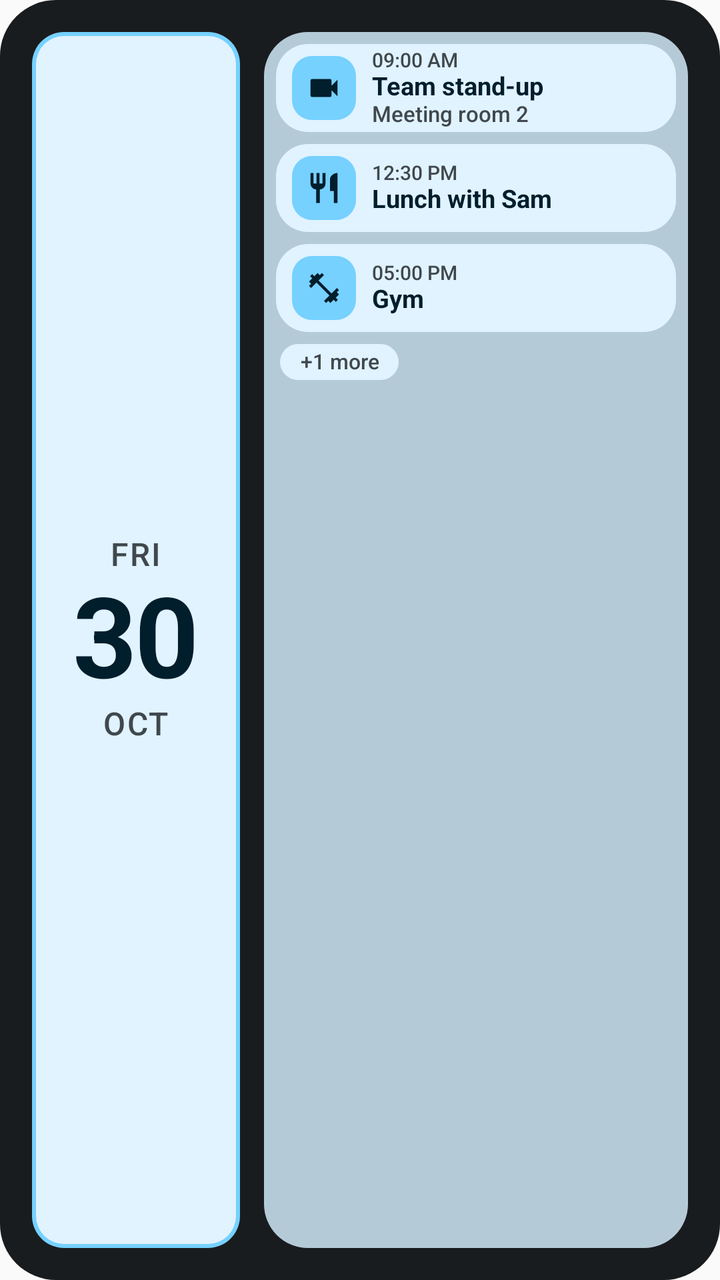
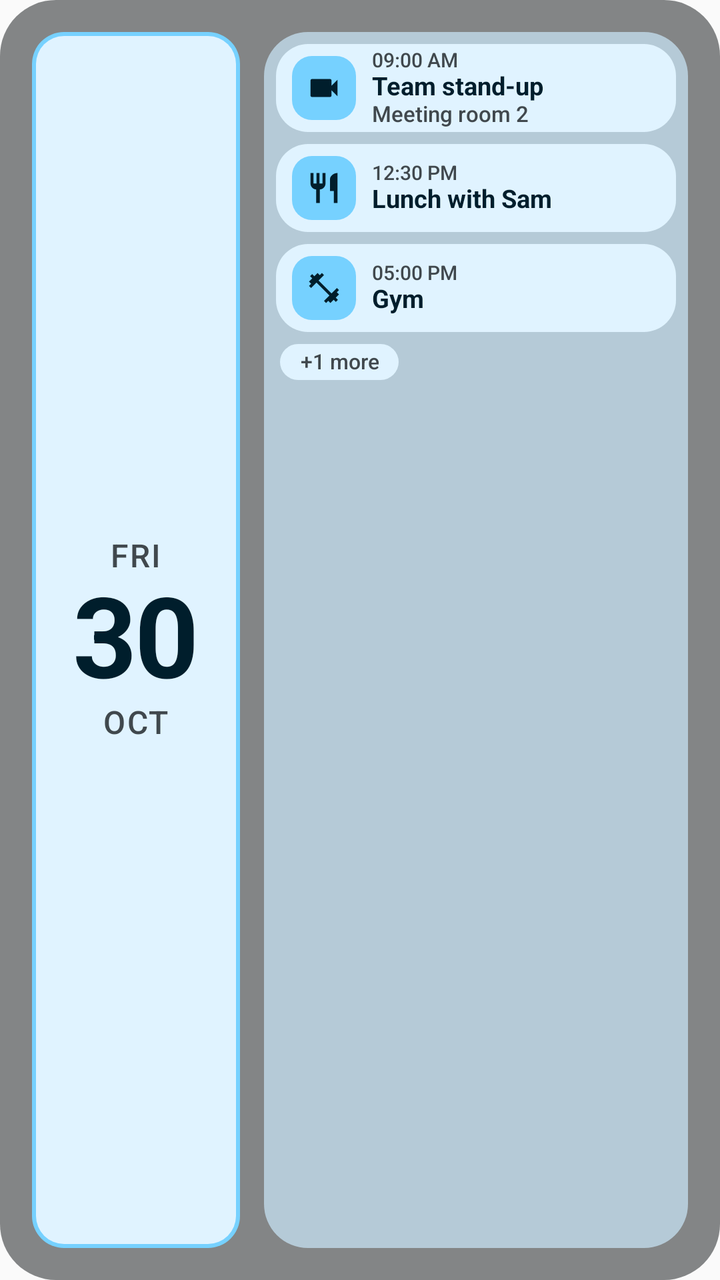

Before-and-after screenshots of an Android layout around one commit, followed by the original layout XML and the change that was made.
<!-- AndroidManifest.xml: application theme Theme.WidgetsPlus -->
<!-- res/layout/widget_agenda_preview.xml -->
<?xml version="1.0" encoding="utf-8"?>
<FrameLayout xmlns:android="http://schemas.android.com/apk/res/android"
    xmlns:tools="http://schemas.android.com/tools"
    android:layout_width="match_parent"
    android:layout_height="match_parent"
    tools:ignore="UseAppTint,UnusedAttribute">

    <ImageView android:layout_width="match_parent" android:layout_height="match_parent" android:contentDescription="@null" android:scaleType="fitXY" android:src="@drawable/agenda_shape_plate" android:tint="@color/agenda_plate_solid" />

    <LinearLayout
        android:layout_width="match_parent"
        android:layout_height="match_parent"
        android:baselineAligned="false"
        android:orientation="horizontal"
        android:padding="16dp">

        <FrameLayout
            android:layout_width="104dp"
            android:layout_height="match_parent">
            <ImageView android:layout_width="match_parent" android:layout_height="match_parent" android:contentDescription="@null" android:scaleType="fitXY" android:src="@drawable/agenda_shape_card" android:tint="@color/agenda_accent" />
            <ImageView android:layout_width="match_parent" android:layout_height="match_parent" android:layout_margin="2dp" android:contentDescription="@null" android:scaleType="fitXY" android:src="@drawable/agenda_shape_card_inner" android:tint="@color/agenda_card" />
            <LinearLayout android:layout_width="match_parent" android:layout_height="match_parent" android:gravity="center" android:orientation="vertical" android:paddingStart="6dp" android:paddingTop="10dp" android:paddingEnd="6dp" android:paddingBottom="10dp">
                <TextView android:layout_width="wrap_content" android:layout_height="wrap_content" android:fontFamily="google-sans" android:textFontWeight="500" android:letterSpacing="0.05" android:textAllCaps="true" android:textSize="16sp" android:text="@string/preview_dow" android:textColor="@color/agenda_on_card_var" android:includeFontPadding="false" android:elegantTextHeight="false" android:fallbackLineSpacing="false" />
                <TextView android:layout_width="wrap_content" android:layout_height="wrap_content" android:fontFamily="google-sans" android:textFontWeight="700" android:textStyle="bold" android:letterSpacing="-0.02" android:textAllCaps="true" android:textSize="56sp" android:text="@string/preview_day" android:textColor="@color/agenda_on_card" android:includeFontPadding="false" android:elegantTextHeight="false" android:fallbackLineSpacing="false" />
                <TextView android:layout_width="wrap_content" android:layout_height="wrap_content" android:fontFamily="google-sans" android:textFontWeight="500" android:letterSpacing="0.05" android:textAllCaps="true" android:textSize="16sp" android:text="@string/preview_mon" android:textColor="@color/agenda_on_card_var" android:includeFontPadding="false" android:elegantTextHeight="false" android:fallbackLineSpacing="false" />
            </LinearLayout>
        </FrameLayout>

        <FrameLayout
            android:layout_width="0dp"
            android:layout_height="match_parent"
            android:layout_marginStart="12dp"
            android:layout_weight="1">
            <ImageView android:layout_width="match_parent" android:layout_height="match_parent" android:contentDescription="@null" android:scaleType="fitXY" android:src="@drawable/agenda_shape_group" android:tint="@color/agenda_group" />
            <LinearLayout android:layout_width="match_parent" android:layout_height="match_parent" android:orientation="vertical" android:padding="6dp">

                <FrameLayout android:layout_width="match_parent" android:layout_height="44dp" android:layout_marginTop="0dp">
                    <ImageView android:layout_width="match_parent" android:layout_height="match_parent" android:contentDescription="@null" android:scaleType="fitXY" android:src="@drawable/agenda_shape_card" android:tint="@color/agenda_card" />
                    <LinearLayout android:layout_width="match_parent" android:layout_height="match_parent" android:gravity="center_vertical" android:orientation="horizontal" android:paddingStart="8dp" android:paddingEnd="8dp">
                        <FrameLayout android:layout_width="32dp" android:layout_height="32dp">
                            <ImageView android:layout_width="match_parent" android:layout_height="match_parent" android:contentDescription="@null" android:scaleType="fitXY" android:src="@drawable/agenda_shape_badge" android:tint="@color/agenda_badge" />
                            <ImageView android:layout_width="18dp" android:layout_height="18dp" android:layout_gravity="center" android:contentDescription="@null" android:src="@drawable/ic_agenda_videocam" android:tint="@color/agenda_on_card" />
                        </FrameLayout>
                        <LinearLayout android:layout_width="0dp" android:layout_height="wrap_content" android:layout_marginStart="8dp" android:layout_weight="1" android:orientation="vertical">
                            <TextView android:layout_width="match_parent" android:layout_height="wrap_content" android:fontFamily="google-sans-text" android:textFontWeight="500" android:textSize="10sp" android:maxLines="1" android:text="@string/preview_when_1" android:textColor="@color/agenda_on_card_var" android:includeFontPadding="false" android:elegantTextHeight="false" android:fallbackLineSpacing="false" />
                            <TextView android:layout_width="match_parent" android:layout_height="wrap_content" android:fontFamily="google-sans-text" android:textFontWeight="700" android:textStyle="bold" android:textSize="12.5sp" android:maxLines="1" android:ellipsize="end" android:text="@string/preview_title_1" android:textColor="@color/agenda_on_card" android:includeFontPadding="false" android:elegantTextHeight="false" android:fallbackLineSpacing="false" />
                            <TextView android:layout_width="match_parent" android:layout_height="wrap_content" android:fontFamily="google-sans-text" android:textFontWeight="500" android:textSize="11sp" android:maxLines="1" android:ellipsize="end" android:text="@string/preview_loc_1" android:textColor="@color/agenda_on_card_var" android:includeFontPadding="false" android:elegantTextHeight="false" android:fallbackLineSpacing="false" />
                        </LinearLayout>
                    </LinearLayout>
                </FrameLayout>

                <FrameLayout android:layout_width="match_parent" android:layout_height="44dp" android:layout_marginTop="6dp">
                    <ImageView android:layout_width="match_parent" android:layout_height="match_parent" android:contentDescription="@null" android:scaleType="fitXY" android:src="@drawable/agenda_shape_card" android:tint="@color/agenda_card" />
                    <LinearLayout android:layout_width="match_parent" android:layout_height="match_parent" android:gravity="center_vertical" android:orientation="horizontal" android:paddingStart="8dp" android:paddingEnd="8dp">
                        <FrameLayout android:layout_width="32dp" android:layout_height="32dp">
                            <ImageView android:layout_width="match_parent" android:layout_height="match_parent" android:contentDescription="@null" android:scaleType="fitXY" android:src="@drawable/agenda_shape_badge" android:tint="@color/agenda_badge" />
                            <ImageView android:layout_width="18dp" android:layout_height="18dp" android:layout_gravity="center" android:contentDescription="@null" android:src="@drawable/ic_agenda_restaurant" android:tint="@color/agenda_on_card" />
                        </FrameLayout>
                        <LinearLayout android:layout_width="0dp" android:layout_height="wrap_content" android:layout_marginStart="8dp" android:layout_weight="1" android:orientation="vertical">
                            <TextView android:layout_width="match_parent" android:layout_height="wrap_content" android:fontFamily="google-sans-text" android:textFontWeight="500" android:textSize="10sp" android:maxLines="1" android:text="@string/preview_when_2" android:textColor="@color/agenda_on_card_var" android:includeFontPadding="false" android:elegantTextHeight="false" android:fallbackLineSpacing="false" />
                            <TextView android:layout_width="match_parent" android:layout_height="wrap_content" android:fontFamily="google-sans-text" android:textFontWeight="700" android:textStyle="bold" android:textSize="12.5sp" android:maxLines="1" android:ellipsize="end" android:text="@string/preview_title_2" android:textColor="@color/agenda_on_card" android:includeFontPadding="false" android:elegantTextHeight="false" android:fallbackLineSpacing="false" />
                        </LinearLayout>
                    </LinearLayout>
                </FrameLayout>

                <FrameLayout android:layout_width="match_parent" android:layout_height="44dp" android:layout_marginTop="6dp">
                    <ImageView android:layout_width="match_parent" android:layout_height="match_parent" android:contentDescription="@null" android:scaleType="fitXY" android:src="@drawable/agenda_shape_card" android:tint="@color/agenda_card" />
                    <LinearLayout android:layout_width="match_parent" android:layout_height="match_parent" android:gravity="center_vertical" android:orientation="horizontal" android:paddingStart="8dp" android:paddingEnd="8dp">
                        <FrameLayout android:layout_width="32dp" android:layout_height="32dp">
                            <ImageView android:layout_width="match_parent" android:layout_height="match_parent" android:contentDescription="@null" android:scaleType="fitXY" android:src="@drawable/agenda_shape_badge" android:tint="@color/agenda_badge" />
                            <ImageView android:layout_width="18dp" android:layout_height="18dp" android:layout_gravity="center" android:contentDescription="@null" android:src="@drawable/ic_agenda_fitness" android:tint="@color/agenda_on_card" />
                        </FrameLayout>
                        <LinearLayout android:layout_width="0dp" android:layout_height="wrap_content" android:layout_marginStart="8dp" android:layout_weight="1" android:orientation="vertical">
                            <TextView android:layout_width="match_parent" android:layout_height="wrap_content" android:fontFamily="google-sans-text" android:textFontWeight="500" android:textSize="10sp" android:maxLines="1" android:text="@string/preview_when_3" android:textColor="@color/agenda_on_card_var" android:includeFontPadding="false" android:elegantTextHeight="false" android:fallbackLineSpacing="false" />
                            <TextView android:layout_width="match_parent" android:layout_height="wrap_content" android:fontFamily="google-sans-text" android:textFontWeight="700" android:textStyle="bold" android:textSize="12.5sp" android:maxLines="1" android:ellipsize="end" android:text="@string/preview_title_3" android:textColor="@color/agenda_on_card" android:includeFontPadding="false" android:elegantTextHeight="false" android:fallbackLineSpacing="false" />
                        </LinearLayout>
                    </LinearLayout>
                </FrameLayout>

                <FrameLayout android:layout_width="wrap_content" android:layout_height="18dp" android:layout_marginStart="2dp" android:layout_marginTop="6dp">
                    <ImageView android:layout_width="match_parent" android:layout_height="match_parent" android:contentDescription="@null" android:scaleType="fitXY" android:src="@drawable/agenda_shape_chip" android:tint="@color/agenda_card" />
                    <TextView android:layout_width="wrap_content" android:layout_height="match_parent" android:fontFamily="google-sans-text" android:textFontWeight="500" android:gravity="center" android:paddingStart="10dp" android:paddingEnd="10dp" android:textSize="10.5sp" android:text="@string/preview_more" android:textColor="@color/agenda_on_card_var" android:includeFontPadding="false" android:elegantTextHeight="false" android:fallbackLineSpacing="false" />
                </FrameLayout>
            </LinearLayout>
        </FrameLayout>
    </LinearLayout>
</FrameLayout>
<!-- resources referenced by this layout -->
<resources>
  <color name="agenda_accent">#F5B895</color>
  <color name="agenda_badge">#F5B895</color>
  <color name="agenda_card">#FDF2EC</color>
  <color name="agenda_group">#F2C4A7</color>
  <color name="agenda_on_card">#2B1B12</color>
  <color name="agenda_on_card_var">#65534A</color>
  <color name="agenda_plate_solid">#221C1A</color>
  <!-- drawable agenda_shape_badge (drawable) -->
  <?xml version="1.0" encoding="utf-8"?>
  <shape xmlns:android="http://schemas.android.com/apk/res/android" android:shape="rectangle">
      <solid android:color="#FFFFFFFF" />
      <corners android:radius="10dp" />
  </shape>
  <!-- drawable agenda_shape_card (drawable) -->
  <?xml version="1.0" encoding="utf-8"?>
  <shape xmlns:android="http://schemas.android.com/apk/res/android" android:shape="rectangle">
      <solid android:color="#FFFFFFFF" />
      <corners android:radius="16dp" />
  </shape>
  <!-- drawable agenda_shape_card_inner (drawable) -->
  <?xml version="1.0" encoding="utf-8"?>
  <shape xmlns:android="http://schemas.android.com/apk/res/android" android:shape="rectangle">
      <solid android:color="#FFFFFFFF" />
      <corners android:radius="14dp" />
  </shape>
  <!-- drawable agenda_shape_chip (drawable) -->
  <?xml version="1.0" encoding="utf-8"?>
  <shape xmlns:android="http://schemas.android.com/apk/res/android" android:shape="rectangle">
      <solid android:color="#FFFFFFFF" />
      <corners android:radius="999dp" />
  </shape>
  <!-- drawable agenda_shape_group (drawable) -->
  <?xml version="1.0" encoding="utf-8"?>
  <shape xmlns:android="http://schemas.android.com/apk/res/android" android:shape="rectangle">
      <solid android:color="#FFFFFFFF" />
      <corners android:radius="22dp" />
  </shape>
  <!-- drawable agenda_shape_plate (drawable) -->
  <?xml version="1.0" encoding="utf-8"?>
  <shape xmlns:android="http://schemas.android.com/apk/res/android" android:shape="rectangle">
      <solid android:color="#FFFFFFFF" />
      <corners android:radius="28dp" />
  </shape>
  <!-- drawable ic_agenda_restaurant (drawable) -->
  <?xml version="1.0" encoding="utf-8"?>
  <vector xmlns:android="http://schemas.android.com/apk/res/android"
      android:width="24dp" android:height="24dp"
      android:viewportWidth="24" android:viewportHeight="24">
      <path android:fillColor="#FFFFFFFF" android:pathData="M11,9H9V2H7v7H5V2H3v7c0,2.12 1.66,3.84 3.75,3.97V22h2.5v-9.03C11.34,12.84 13,11.12 13,9V2h-2v7zm5,-3v8h2.5v8H21V2c-2.76,0 -5,2.24 -5,4z" />
  </vector>
  <!-- drawable ic_agenda_videocam (drawable) -->
  <?xml version="1.0" encoding="utf-8"?>
  <vector xmlns:android="http://schemas.android.com/apk/res/android"
      android:width="24dp" android:height="24dp"
      android:viewportWidth="24" android:viewportHeight="24">
      <path android:fillColor="#FFFFFFFF" android:pathData="M17,10.5V7c0,-0.55 -0.45,-1 -1,-1H4c-0.55,0 -1,0.45 -1,1v10c0,0.55 0.45,1 1,1h12c0.55,0 1,-0.45 1,-1v-3.5l4,4v-11l-4,4z" />
  </vector>
  <string name="preview_day" translatable="false">30</string>
  <string name="preview_dow" translatable="false">Fri</string>
  <string name="preview_loc_1" translatable="false">Meeting room 2</string>
  <string name="preview_mon" translatable="false">Oct</string>
  <string name="preview_more" translatable="false">+1 more</string>
  <string name="preview_title_1" translatable="false">Team stand-up</string>
  <string name="preview_title_2" translatable="false">Lunch with Sam</string>
  <string name="preview_title_3" translatable="false">Gym</string>
  <string name="preview_when_1" translatable="false">09:00 AM</string>
  <string name="preview_when_2" translatable="false">12:30 PM</string>
  <string name="preview_when_3" translatable="false">05:00 PM</string>
  <style name="Theme.WidgetsPlus" parent="android:Theme.Material.Light.NoActionBar">
          <item name="android:windowLightStatusBar">true</item>
      </style>
  <!-- unchanged entries left out for length: 1 -->
</resources>

<!-- the commit's change to res/layout/widget_agenda_preview.xml (unified diff, before → after) -->
@@ -3,9 +3,9 @@
     xmlns:tools="http://schemas.android.com/tools"
     android:layout_width="match_parent"
     android:layout_height="match_parent"
-    tools:ignore="UseAppTint,UnusedAttribute">
+    tools:ignore="UseAppTint,UnusedAttribute,SpUsage">
 
-    <ImageView android:layout_width="match_parent" android:layout_height="match_parent" android:contentDescription="@null" android:scaleType="fitXY" android:src="@drawable/agenda_shape_plate" android:tint="@color/agenda_plate_solid" />
+    <ImageView android:layout_width="match_parent" android:layout_height="match_parent" android:contentDescription="@null" android:scaleType="fitXY" android:alpha="0.58" android:src="@drawable/agenda_shape_plate" android:tint="@color/agenda_plate" />
 
     <LinearLayout
         android:layout_width="match_parent"
@@ -20,9 +20,9 @@
             <ImageView android:layout_width="match_parent" android:layout_height="match_parent" android:contentDescription="@null" android:scaleType="fitXY" android:src="@drawable/agenda_shape_card" android:tint="@color/agenda_accent" />
             <ImageView android:layout_width="match_parent" android:layout_height="match_parent" android:layout_margin="2dp" android:contentDescription="@null" android:scaleType="fitXY" android:src="@drawable/agenda_shape_card_inner" android:tint="@color/agenda_card" />
             <LinearLayout android:layout_width="match_parent" android:layout_height="match_parent" android:gravity="center" android:orientation="vertical" android:paddingStart="6dp" android:paddingTop="10dp" android:paddingEnd="6dp" android:paddingBottom="10dp">
-                <TextView android:layout_width="wrap_content" android:layout_height="wrap_content" android:fontFamily="google-sans" android:textFontWeight="500" android:letterSpacing="0.05" android:textAllCaps="true" android:textSize="16sp" android:text="@string/preview_dow" android:textColor="@color/agenda_on_card_var" android:includeFontPadding="false" android:elegantTextHeight="false" android:fallbackLineSpacing="false" />
-                <TextView android:layout_width="wrap_content" android:layout_height="wrap_content" android:fontFamily="google-sans" android:textFontWeight="700" android:textStyle="bold" android:letterSpacing="-0.02" android:textAllCaps="true" android:textSize="56sp" android:text="@string/preview_day" android:textColor="@color/agenda_on_card" android:includeFontPadding="false" android:elegantTextHeight="false" android:fallbackLineSpacing="false" />
-                <TextView android:layout_width="wrap_content" android:layout_height="wrap_content" android:fontFamily="google-sans" android:textFontWeight="500" android:letterSpacing="0.05" android:textAllCaps="true" android:textSize="16sp" android:text="@string/preview_mon" android:textColor="@color/agenda_on_card_var" android:includeFontPadding="false" android:elegantTextHeight="false" android:fallbackLineSpacing="false" />
+                <TextView android:layout_width="wrap_content" android:layout_height="wrap_content" android:fontFamily="google-sans" android:textFontWeight="500" android:letterSpacing="0.05" android:textAllCaps="true" android:textSize="16dp" android:text="@string/preview_dow" android:textColor="@color/agenda_on_card_var" android:includeFontPadding="false" android:elegantTextHeight="false" android:fallbackLineSpacing="false" />
+                <TextView android:layout_width="wrap_content" android:layout_height="wrap_content" android:fontFamily="google-sans" android:layout_marginTop="-1dp" android:layout_marginBottom="-1dp" android:textFontWeight="700" android:textStyle="bold" android:letterSpacing="-0.02" android:textAllCaps="true" android:textSize="56dp" android:text="@string/preview_day" android:textColor="@color/agenda_on_card" android:includeFontPadding="false" android:elegantTextHeight="false" android:fallbackLineSpacing="false" />
+                <TextView android:layout_width="wrap_content" android:layout_height="wrap_content" android:fontFamily="google-sans" android:textFontWeight="500" android:letterSpacing="0.05" android:textAllCaps="true" android:textSize="16dp" android:text="@string/preview_mon" android:textColor="@color/agenda_on_card_var" android:includeFontPadding="false" android:elegantTextHeight="false" android:fallbackLineSpacing="false" />
             </LinearLayout>
         </FrameLayout>
 
@@ -42,9 +42,9 @@
                             <ImageView android:layout_width="18dp" android:layout_height="18dp" android:layout_gravity="center" android:contentDescription="@null" android:src="@drawable/ic_agenda_videocam" android:tint="@color/agenda_on_card" />
                         </FrameLayout>
                         <LinearLayout android:layout_width="0dp" android:layout_height="wrap_content" android:layout_marginStart="8dp" android:layout_weight="1" android:orientation="vertical">
-                            <TextView android:layout_width="match_parent" android:layout_height="wrap_content" android:fontFamily="google-sans-text" android:textFontWeight="500" android:textSize="10sp" android:maxLines="1" android:text="@string/preview_when_1" android:textColor="@color/agenda_on_card_var" android:includeFontPadding="false" android:elegantTextHeight="false" android:fallbackLineSpacing="false" />
-                            <TextView android:layout_width="match_parent" android:layout_height="wrap_content" android:fontFamily="google-sans-text" android:textFontWeight="700" android:textStyle="bold" android:textSize="12.5sp" android:maxLines="1" android:ellipsize="end" android:text="@string/preview_title_1" android:textColor="@color/agenda_on_card" android:includeFontPadding="false" android:elegantTextHeight="false" android:fallbackLineSpacing="false" />
-                            <TextView android:layout_width="match_parent" android:layout_height="wrap_content" android:fontFamily="google-sans-text" android:textFontWeight="500" android:textSize="11sp" android:maxLines="1" android:ellipsize="end" android:text="@string/preview_loc_1" android:textColor="@color/agenda_on_card_var" android:includeFontPadding="false" android:elegantTextHeight="false" android:fallbackLineSpacing="false" />
+                            <TextView android:layout_width="match_parent" android:layout_height="wrap_content" android:fontFamily="google-sans-text" android:textFontWeight="500" android:textSize="10dp" android:maxLines="1" android:text="@string/preview_when_1" android:textColor="@color/agenda_on_card_var" android:includeFontPadding="false" android:elegantTextHeight="false" android:fallbackLineSpacing="false" />
+                            <TextView android:layout_width="match_parent" android:layout_height="wrap_content" android:fontFamily="google-sans-text" android:textFontWeight="700" android:textStyle="bold" android:textSize="12.5dp" android:maxLines="1" android:ellipsize="end" android:text="@string/preview_title_1" android:textColor="@color/agenda_on_card" android:includeFontPadding="false" android:elegantTextHeight="false" android:fallbackLineSpacing="false" />
+                            <TextView android:layout_width="match_parent" android:layout_height="wrap_content" android:fontFamily="google-sans-text" android:textFontWeight="500" android:textSize="11dp" android:maxLines="1" android:ellipsize="end" android:text="@string/preview_loc_1" android:textColor="@color/agenda_on_card_var" android:includeFontPadding="false" android:elegantTextHeight="false" android:fallbackLineSpacing="false" />
                         </LinearLayout>
                     </LinearLayout>
                 </FrameLayout>
@@ -57,8 +57,8 @@
                             <ImageView android:layout_width="18dp" android:layout_height="18dp" android:layout_gravity="center" android:contentDescription="@null" android:src="@drawable/ic_agenda_restaurant" android:tint="@color/agenda_on_card" />
                         </FrameLayout>
                         <LinearLayout android:layout_width="0dp" android:layout_height="wrap_content" android:layout_marginStart="8dp" android:layout_weight="1" android:orientation="vertical">
-                            <TextView android:layout_width="match_parent" android:layout_height="wrap_content" android:fontFamily="google-sans-text" android:textFontWeight="500" android:textSize="10sp" android:maxLines="1" android:text="@string/preview_when_2" android:textColor="@color/agenda_on_card_var" android:includeFontPadding="false" android:elegantTextHeight="false" android:fallbackLineSpacing="false" />
-                            <TextView android:layout_width="match_parent" android:layout_height="wrap_content" android:fontFamily="google-sans-text" android:textFontWeight="700" android:textStyle="bold" android:textSize="12.5sp" android:maxLines="1" android:ellipsize="end" android:text="@string/preview_title_2" android:textColor="@color/agenda_on_card" android:includeFontPadding="false" android:elegantTextHeight="false" android:fallbackLineSpacing="false" />
+                            <TextView android:layout_width="match_parent" android:layout_height="wrap_content" android:fontFamily="google-sans-text" android:textFontWeight="500" android:textSize="10dp" android:maxLines="1" android:text="@string/preview_when_2" android:textColor="@color/agenda_on_card_var" android:includeFontPadding="false" android:elegantTextHeight="false" android:fallbackLineSpacing="false" />
+                            <TextView android:layout_width="match_parent" android:layout_height="wrap_content" android:fontFamily="google-sans-text" android:textFontWeight="700" android:textStyle="bold" android:textSize="12.5dp" android:maxLines="1" android:ellipsize="end" android:text="@string/preview_title_2" android:textColor="@color/agenda_on_card" android:includeFontPadding="false" android:elegantTextHeight="false" android:fallbackLineSpacing="false" />
                         </LinearLayout>
                     </LinearLayout>
                 </FrameLayout>
@@ -71,15 +71,15 @@
                             <ImageView android:layout_width="18dp" android:layout_height="18dp" android:layout_gravity="center" android:contentDescription="@null" android:src="@drawable/ic_agenda_fitness" android:tint="@color/agenda_on_card" />
                         </FrameLayout>
                         <LinearLayout android:layout_width="0dp" android:layout_height="wrap_content" android:layout_marginStart="8dp" android:layout_weight="1" android:orientation="vertical">
-                            <TextView android:layout_width="match_parent" android:layout_height="wrap_content" android:fontFamily="google-sans-text" android:textFontWeight="500" android:textSize="10sp" android:maxLines="1" android:text="@string/preview_when_3" android:textColor="@color/agenda_on_card_var" android:includeFontPadding="false" android:elegantTextHeight="false" android:fallbackLineSpacing="false" />
-                            <TextView android:layout_width="match_parent" android:layout_height="wrap_content" android:fontFamily="google-sans-text" android:textFontWeight="700" android:textStyle="bold" android:textSize="12.5sp" android:maxLines="1" android:ellipsize="end" android:text="@string/preview_title_3" android:textColor="@color/agenda_on_card" android:includeFontPadding="false" android:elegantTextHeight="false" android:fallbackLineSpacing="false" />
+                            <TextView android:layout_width="match_parent" android:layout_height="wrap_content" android:fontFamily="google-sans-text" android:textFontWeight="500" android:textSize="10dp" android:maxLines="1" android:text="@string/preview_when_3" android:textColor="@color/agenda_on_card_var" android:includeFontPadding="false" android:elegantTextHeight="false" android:fallbackLineSpacing="false" />
+                            <TextView android:layout_width="match_parent" android:layout_height="wrap_content" android:fontFamily="google-sans-text" android:textFontWeight="700" android:textStyle="bold" android:textSize="12.5dp" android:maxLines="1" android:ellipsize="end" android:text="@string/preview_title_3" android:textColor="@color/agenda_on_card" android:includeFontPadding="false" android:elegantTextHeight="false" android:fallbackLineSpacing="false" />
                         </LinearLayout>
                     </LinearLayout>
                 </FrameLayout>
 
                 <FrameLayout android:layout_width="wrap_content" android:layout_height="18dp" android:layout_marginStart="2dp" android:layout_marginTop="6dp">
                     <ImageView android:layout_width="match_parent" android:layout_height="match_parent" android:contentDescription="@null" android:scaleType="fitXY" android:src="@drawable/agenda_shape_chip" android:tint="@color/agenda_card" />
-                    <TextView android:layout_width="wrap_content" android:layout_height="match_parent" android:fontFamily="google-sans-text" android:textFontWeight="500" android:gravity="center" android:paddingStart="10dp" android:paddingEnd="10dp" android:textSize="10.5sp" android:text="@string/preview_more" android:textColor="@color/agenda_on_card_var" android:includeFontPadding="false" android:elegantTextHeight="false" android:fallbackLineSpacing="false" />
+                    <TextView android:layout_width="wrap_content" android:layout_height="match_parent" android:fontFamily="google-sans-text" android:textFontWeight="500" android:gravity="center" android:paddingStart="10dp" android:paddingEnd="10dp" android:textSize="10.5dp" android:text="@string/preview_more" android:textColor="@color/agenda_on_card_var" android:includeFontPadding="false" android:elegantTextHeight="false" android:fallbackLineSpacing="false" />
                 </FrameLayout>
             </LinearLayout>
         </FrameLayout>
<!-- resource entries referenced after the edit -->
@@ -6,7 +6,7 @@
   <color name="agenda_group">#F2C4A7</color>
   <color name="agenda_on_card">#2B1B12</color>
   <color name="agenda_on_card_var">#65534A</color>
-  <color name="agenda_plate_solid">#221C1A</color>
+  <color name="agenda_plate">#3A312C</color>
   <!-- drawable agenda_shape_badge (drawable) -->
   <?xml version="1.0" encoding="utf-8"?>
   <shape xmlns:android="http://schemas.android.com/apk/res/android" android:shape="rectangle">
